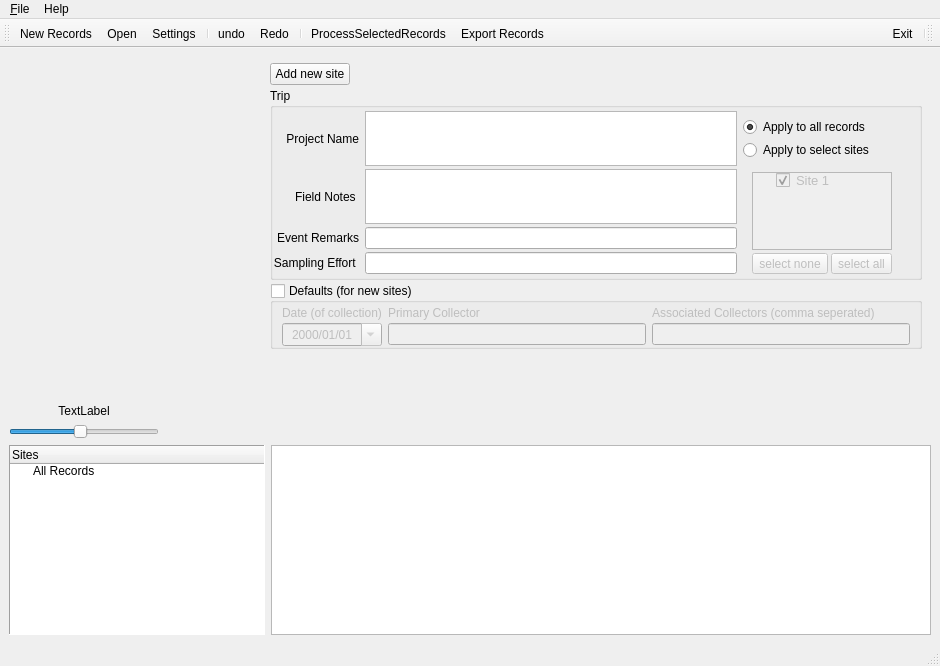
Qt form ui/collBookUI.ui (CapPow/collBook) before a commit.
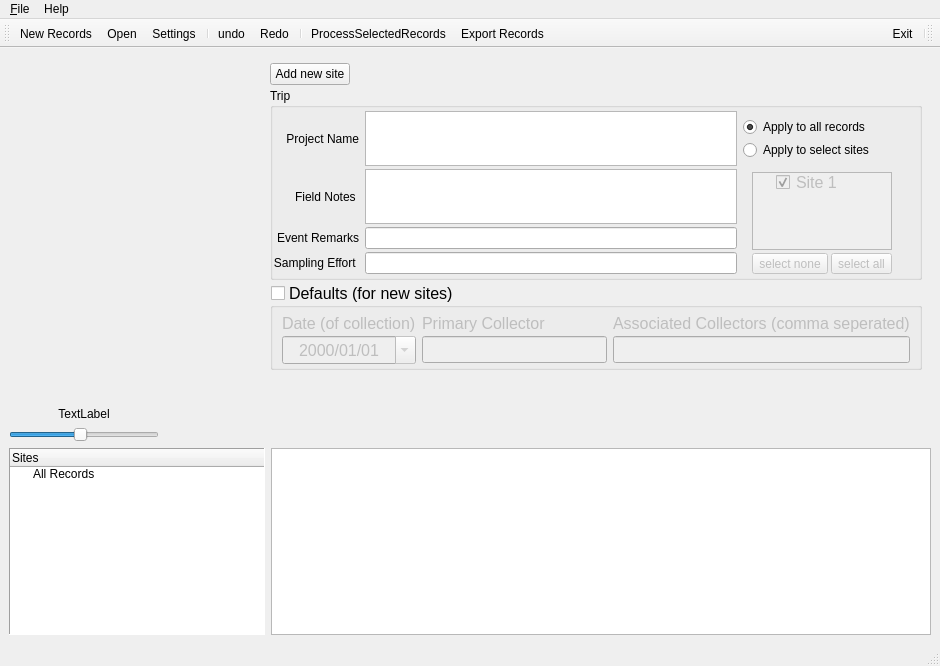
The same form after that commit. The open tabs and pages were chosen to show the change. Icons and pictures are not drawn. Custom widgets are drawn as their Qt base class.

Commit message: base font size increase

```diff
--- a/ui/collBookUI.ui
+++ b/ui/collBookUI.ui
@@ -45,8 +45,11 @@
           <property name="layoutDirection">
            <enum>Qt::LeftToRight</enum>
           </property>
+          <property name="styleSheet">
+           <string notr="true">font: 12pt &quot;Cantarell&quot;;</string>
+          </property>
           <property name="currentIndex">
-           <number>1</number>
+           <number>0</number>
           </property>
           <widget class="QWidget" name="StackedWidgetPage1">
            <property name="sizePolicy">
@@ -310,7 +313,11 @@
                            </property>
                            <property name="font">
                             <font>
-                             <pointsize>10</pointsize>
+                             <family>Cantarell</family>
+                             <pointsize>12</pointsize>
+                             <weight>50</weight>
+                             <italic>false</italic>
+                             <bold>false</bold>
                             </font>
                            </property>
                            <property name="headerHidden">
@@ -393,7 +400,11 @@
               </property>
               <property name="font">
                <font>
+                <family>Cantarell</family>
+                <pointsize>12</pointsize>
+                <weight>50</weight>
                 <italic>false</italic>
+                <bold>false</bold>
                </font>
               </property>
               <property name="layoutDirection">
@@ -410,10 +421,10 @@
               </property>
               <layout class="QGridLayout" name="gridLayout_5">
                <property name="topMargin">
-                <number>3</number>
+                <number>6</number>
                </property>
                <property name="bottomMargin">
-                <number>0</number>
+                <number>3</number>
                </property>
                <property name="verticalSpacing">
                 <number>3</number>
@@ -576,7 +587,7 @@
                   <number>0</number>
                  </property>
                  <property name="topMargin">
-                  <number>3</number>
+                  <number>6</number>
                  </property>
                  <property name="bottomMargin">
                   <number>0</number>
@@ -702,7 +713,7 @@
                   <number>0</number>
                  </property>
                  <property name="topMargin">
-                  <number>3</number>
+                  <number>6</number>
                  </property>
                  <property name="rightMargin">
                   <number>9</number>
@@ -1064,7 +1075,7 @@
                 <number>3</number>
                </property>
                <property name="topMargin">
-                <number>3</number>
+                <number>6</number>
                </property>
                <item row="0" column="0">
                 <widget class="QLabel" name="label_otherCatalogNumber">
@@ -1480,6 +1491,9 @@
         <property name="focusPolicy">
          <enum>Qt::StrongFocus</enum>
         </property>
+        <property name="styleSheet">
+         <string notr="true">font: 12pt &quot;Cantarell&quot;;</string>
+        </property>
         <property name="frameShape">
          <enum>QFrame::Panel</enum>
         </property>
```
The commit also changes 2 other files.
